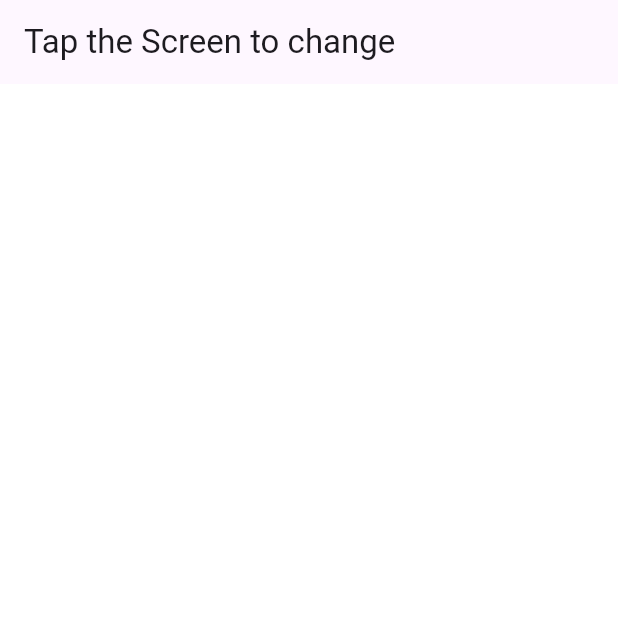
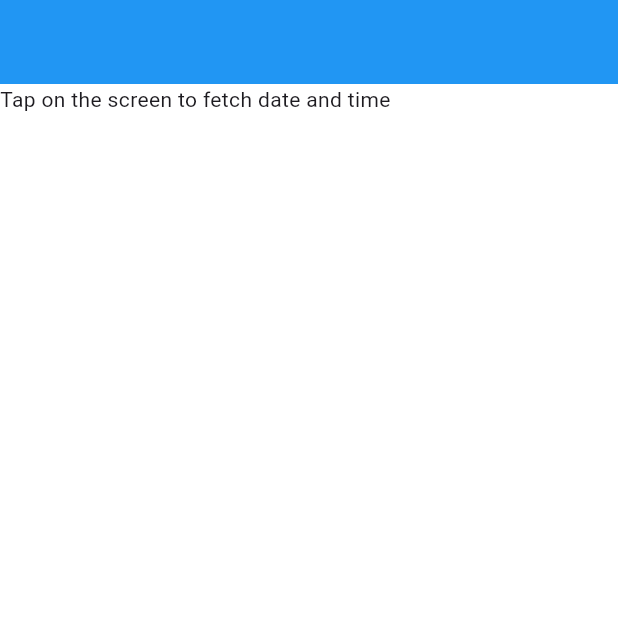
Before and after one commit to Marach8/FlutterStateManagementPracticeProject_Inherited_Widget, a Flutter app: the screen it shows after launch, on a phone screen of 412 x 824 dp, the top half of it. Run offline on Flutter 3.47's test engine with Material 3 defaults, Android fonts, the phone set to English and light mode, and no system bars.

Commit message:
Done with the fix

```diff
--- a/inherited_widget_practice/lib/main.dart
+++ b/inherited_widget_practice/lib/main.dart
@@ -1,4 +1,5 @@
 import 'package:flutter/material.dart';
+import 'package:uuid/uuid.dart';
 
 
 void main(){
@@ -14,10 +15,16 @@ class MyApp extends StatelessWidget {
     return MaterialApp(
       debugShowCheckedModeBanner: false,
       theme: ThemeData(
+        appBarTheme: const AppBarTheme(
+          backgroundColor: Colors.blue
+        ),
         useMaterial3: true,
         primarySwatch: Colors.blue,
       ),
-      home: const MyHomepage(),
+      home: FakeApiProvider(
+        api: FakeApi(),
+        child: const MyHomepage()
+      ),
     );
   }
 }
@@ -31,18 +38,66 @@ class MyHomepage extends StatefulWidget {
 }
 
 class _MyHomepageState extends State<MyHomepage> {
+
+  ValueKey textKey = const ValueKey<String?>(null);
   String title = 'Tap the Screen to change';
+
   @override
   Widget build(BuildContext context) {
     return Scaffold(
       backgroundColor: Colors.white60,
-      appBar: AppBar(title: Text(title)),
+      appBar: AppBar(title: Text(FakeApiProvider.of(context).api.dateAndTime ?? ''), centerTitle: true),
       body: GestureDetector(
-        onTap: (){},
-        child: Container(
-          color: Colors.white
+        onTap: () async{
+          final dateTime = await FakeApiProvider.of(context).api.getDateAndTime();
+          setState(() {textKey = ValueKey(dateTime);});
+        },
+        child: SizedBox.expand(
+          child: Container(
+            color: Colors.white,
+            child: DateAndTime(key : textKey)
+          ),
         )
       )
     );
   }
 }
+
+
+
+class FakeApiProvider extends InheritedWidget{
+  final FakeApi api; final String uuid;
+  FakeApiProvider({
+    Key? key, required Widget child, required this.api,
+    }): uuid = const Uuid().v4(), super(key: key, child: child);
+
+  @override
+  bool updateShouldNotify(covariant FakeApiProvider oldWidget) {
+    return uuid != oldWidget.uuid;
+  }
+
+  static of(BuildContext context){
+    return context.dependOnInheritedWidgetOfExactType<FakeApiProvider>();
+  }
+}
+
+
+class FakeApi{
+  String? dateAndTime;
+  Future<String> getDateAndTime(){
+    return Future.delayed(
+      const Duration(seconds: 1), () => DateTime.now().toIso8601String()
+    ).then((result) {dateAndTime = result; return result;});
+  }
+}
+
+
+class DateAndTime extends StatelessWidget {
+  const DateAndTime({super.key});
+
+  @override
+  Widget build(BuildContext context) {
+    final api = FakeApiProvider.of(context).api;
+    return Text(api.dateAndTime ?? 'Tap on the screen to fetch date and time');
+  }
+}
--- a/inherited_widget_practice/pubspec.yaml
+++ b/inherited_widget_practice/pubspec.yaml
@@ -35,6 +35,7 @@ dependencies:
   # The following adds the Cupertino Icons font to your application.
   # Use with the CupertinoIcons class for iOS style icons.
   cupertino_icons: ^1.0.2
+  uuid: ^4.2.1
 
 dev_dependencies:
   flutter_test:
```
Also changed, not shown: inherited_widget_practice/pubspec.lock.
